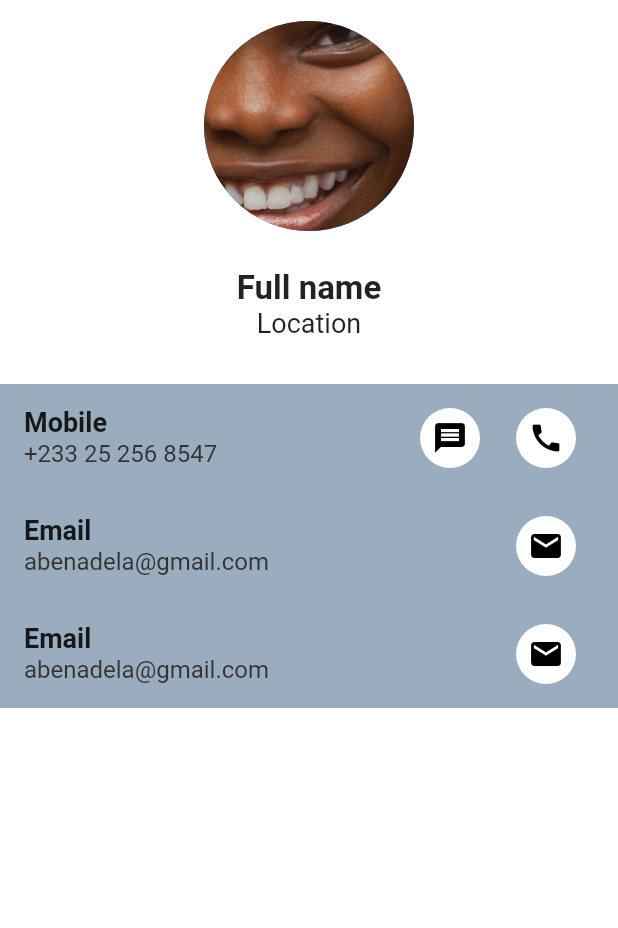
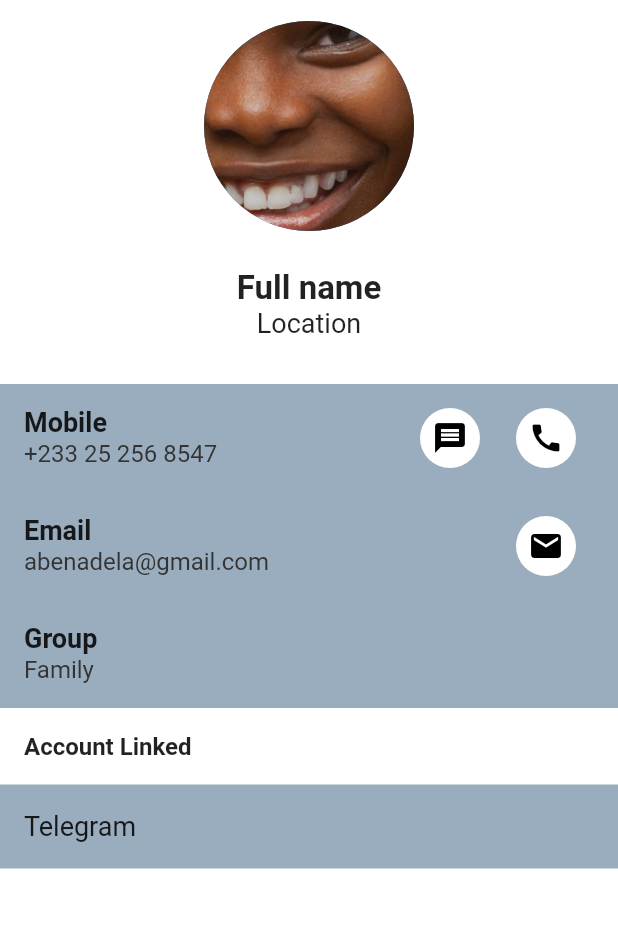
Before and after one commit to benessilfie/Dart, a Flutter app: the ContactDetailsPage screen opened directly, on a phone screen of 412 x 824 dp, the part 63-991 px from its top. Run offline on Flutter 3.47's test engine with Material 2 defaults, Android fonts, the light colour scheme and no system bars; our stand-ins replace grouped_list.

Commit message:
commit to master

```diff
--- a/lib/contactdetails.dart
+++ b/lib/contactdetails.dart
@@ -82,25 +82,31 @@ class ContactDetailsPage extends StatelessWidget {
                   ),
                 ),
 
-                ListTile (
-                  title: const Text('Email', style: TextStyle(fontSize: 18, fontWeight: FontWeight.w600,),),
-                  subtitle: const Text('abenadela@gmail.com',
-                  style: TextStyle(fontSize: 16, fontWeight: FontWeight.normal, color: Color(0xff333333)),),
-
-                  trailing: Row(
-                    mainAxisSize: MainAxisSize.min,
-
-                    children: [
-                      TextButton(onPressed: (){}, child: const Icon(Icons.email, color: Colors.black,),
-                      style: TextButton.styleFrom(backgroundColor: Colors.white,
-                      shape: const CircleBorder())),
-                    ],
-                  ),
-                ),
-
+              const ListTile (
+                  title:  Text('Group', style: TextStyle(fontSize: 18, fontWeight: FontWeight.w600,),),
+                  subtitle:  Text('Family',
+                  style: TextStyle(fontSize: 16, fontWeight: FontWeight.normal, color: Color(0xff333333)),),),
               ],
             ),
           ),
+
+        const Padding(
+            padding: EdgeInsets.all(16.0),
+            child: Text('Account Linked',
+            style: TextStyle(fontWeight: FontWeight.w600, fontSize: 16),),
+          ),
+
+          Container(
+            color: const Color(0xff9AADBE),
+            child: Column(children: [
+              ListTile(
+                title: Text('Telegram', style: TextStyle(fontSize: 18),
+                trailing: ,
+                )
+              )
+            ],)
+          )
+
         ],
       ),
     );
```
